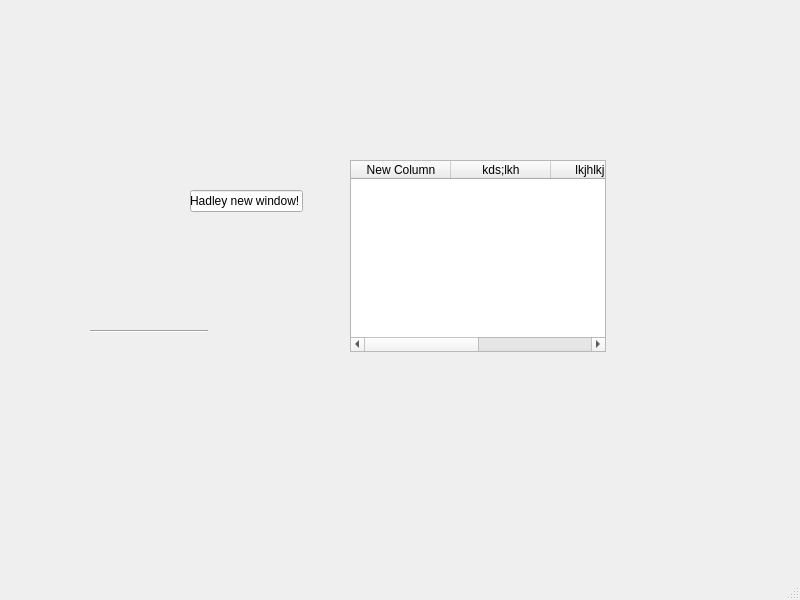
Qt form secondwindow.ui (Hadlzz/QtDesignerPRactice) before a commit.
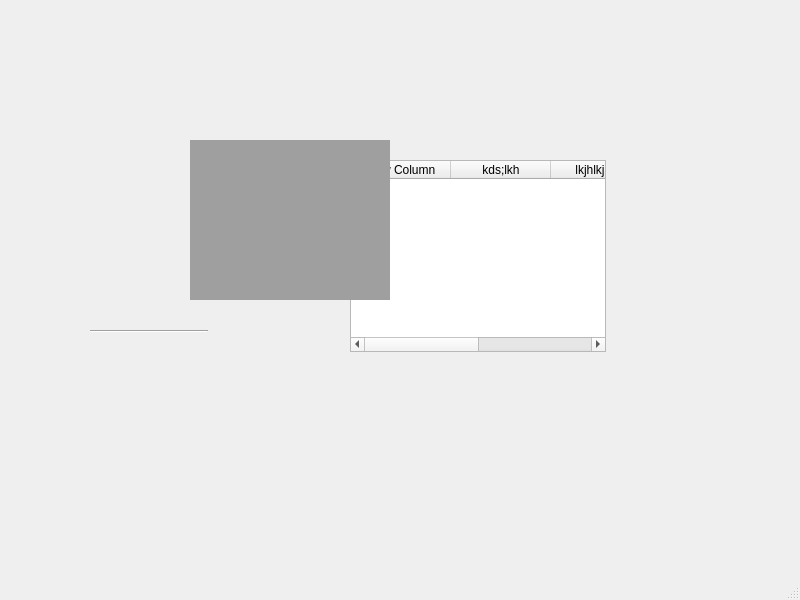
The same form after that commit.

Diff of the .ui file:
```diff
--- a/secondwindow.ui
+++ b/secondwindow.ui
@@ -70,6 +70,16 @@
      </property>
     </column>
    </widget>
+   <widget class="QMdiArea" name="mdiArea">
+    <property name="geometry">
+     <rect>
+      <x>190</x>
+      <y>140</y>
+      <width>200</width>
+      <height>160</height>
+     </rect>
+    </property>
+   </widget>
   </widget>
   <widget class="QMenuBar" name="menubar">
    <property name="geometry">
```
